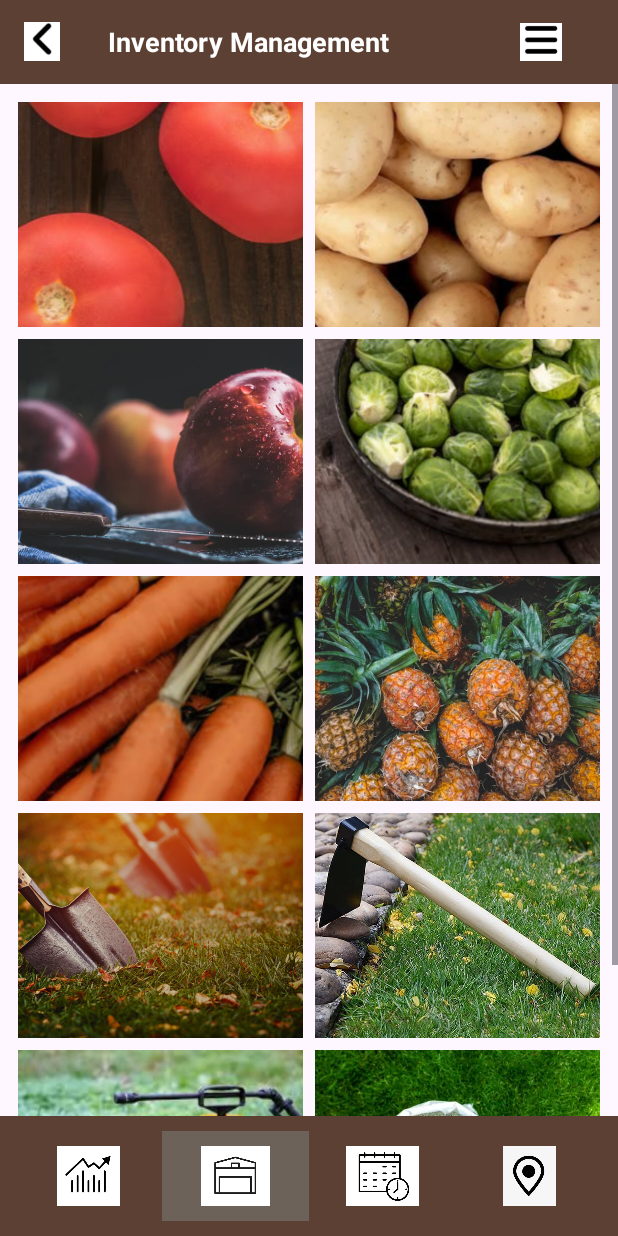
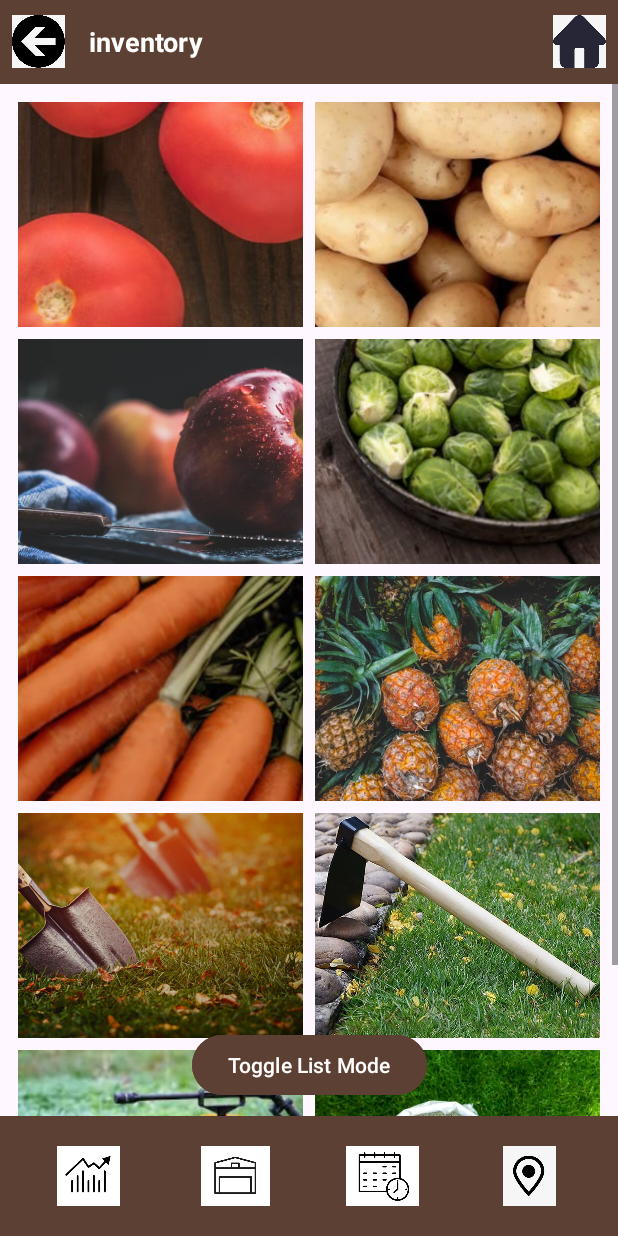
Before and after one commit to lucas-xu51/Orchard_management_system, an Android app: the Inventory_Management screen opened directly, with no data from a screen before it, on a phone screen of 412 x 824 dp. Run offline under Robolectric (Android 15) with nearby library versions, the phone set to English and light mode, and no system bars.

Commit message:
map_modify4

```diff
--- a/app/src/main/java/com/example/orchardmanagementsystem/Inventory_Management.java
+++ b/app/src/main/java/com/example/orchardmanagementsystem/Inventory_Management.java
@@ -2,6 +2,8 @@ package com.example.orchardmanagementsystem;
 
 import android.content.Intent;
 import android.os.Bundle;
+import android.widget.Button;
+import android.widget.ImageButton;
 import android.widget.ImageView;
 
 import androidx.activity.EdgeToEdge;
@@ -32,11 +34,19 @@ public class Inventory_Management extends AppCompatActivity {
         // 初始化默认数据
         initializeDefaultQuantities();
 
-        // 绑定 menu 图片的点击事件
-        ImageView menuImageView = findViewById(R.id.menu);
-        menuImageView.setOnClickListener(v -> {
+        // 绑定 toggleListMode 按钮的点击事件
+        Button toggleListModeButton = findViewById(R.id.menu);
+        toggleListModeButton.setOnClickListener(v -> {
+            // 启动新的 Activity（inventory_screen2）
             Intent intent = new Intent(Inventory_Management.this, inventory_screen2.class);
             startActivity(intent);
+        });
+
+        ImageButton menuButton = findViewById(R.id.menuButton);
+        menuButton.setOnClickListener(v -> {
+            Intent intent = new Intent(Inventory_Management.this, mainActivity.class);
+            startActivity(intent);
+            finish(); // Optional: Close current activity after starting MainActivity
         });
 
         // 为每个作物设置点击事件
@@ -52,7 +62,7 @@ public class Inventory_Management extends AppCompatActivity {
         setCropClickListener(R.id.Pesticides, "Pesticide");
 
         // 设置返回按钮
-        ImageView backButton = findViewById(R.id.imageView2);
+        ImageButton backButton = findViewById(R.id.backButton);
         backButton.setOnClickListener(v -> finish());
 
     }
--- a/app/src/main/res/layout/activity_inventory_management.xml
+++ b/app/src/main/res/layout/activity_inventory_management.xml
@@ -11,36 +11,48 @@
         android:id="@+id/topBar"
         android:layout_width="match_parent"
         android:layout_height="56dp"
+        android:orientation="horizontal"
         android:background="#5C4033"
         android:gravity="center_vertical"
-        android:orientation="horizontal"
         app:layout_constraintTop_toTopOf="parent">
 
-        <ImageView
-            android:id="@+id/imageView2"
-            android:layout_width="wrap_content"
-            android:layout_height="26dp"
-            app:srcCompat="@drawable/arrow2" />
+        <ImageButton
+            android:id="@+id/backButton"
+            android:layout_width="35dp"
+            android:layout_height="38dp"
+            android:layout_marginStart="8dp"
+            android:background="?android:attr/selectableItemBackground"
+            android:contentDescription="Back"
+            android:scaleType="fitCenter"
+            android:src="@drawable/icon_back" />
 
         <TextView
             android:id="@+id/topBarTitle"
-            android:layout_width="223dp"
+            android:layout_width="wrap_content"
+            android:layout_height="wrap_content"
+            android:layout_marginStart="16dp"
+            android:text="inventory"
+            android:textSize="18sp"
+            android:textColor="#FFFFFF"
+            android:textStyle="bold" />
+
+        <TextView
+            android:id="@+id/topBarTitle1"
+            android:layout_width="0dp"
             android:layout_height="wrap_content"
             android:layout_marginStart="16dp"
             android:layout_weight="1"
-            android:text="Inventory Management"
-            android:textColor="#FFFFFF"
-            android:textSize="18sp"
-            android:textStyle="bold" />
+            android:textSize="18sp"/>
 
-
-        <ImageView
-            android:id="@+id/menu"
-            android:layout_width="88dp"
-            android:layout_height="25dp"
-            android:layout_weight="1"
-            app:srcCompat="@drawable/menu" />
-
+        <ImageButton
+            android:id="@+id/menuButton"
+            android:layout_width="35dp"
+            android:layout_height="35dp"
+            android:layout_marginEnd="8dp"
+            android:background="?android:attr/selectableItemBackground"
+            android:contentDescription="Menu"
+            android:src="@drawable/icon_home"
+            android:scaleType="fitCenter" />
     </LinearLayout>
 
 
@@ -175,6 +187,20 @@
         </GridLayout>
     </ScrollView>
 
+    <Button
+        android:id="@+id/menu"
+        android:layout_width="wrap_content"
+        android:layout_height="wrap_content"
+        android:layout_marginBottom="10dp"
+        android:backgroundTint="#5C4033"
+        android:text="Toggle List Mode"
+        android:textColor="#FFFFFF"
+        android:elevation="8dp"
+        app:layout_constraintBottom_toTopOf="@id/bottomNavBar"
+        app:layout_constraintStart_toStartOf="parent"
+        app:layout_constraintEnd_toEndOf="parent" />
+
+
     <LinearLayout
         android:id="@+id/bottomNavBar"
         android:layout_width="match_parent"
@@ -201,7 +227,7 @@
             android:layout_width="0dp"
             android:layout_height="60dp"
             android:layout_weight="1"
-            android:background="#6D625A"
+            android:background="?android:attr/selectableItemBackground"
             android:contentDescription="Inventory"
             android:padding="10dp"
             android:scaleType="fitCenter"
```
Also changed, not shown: app/src/main/java/com/example/orchardmanagementsystem/LocationFarmActivity.java (+15 -2 lines), app/src/main/java/com/example/orchardmanagementsystem/inventory_screen2.java (+9 -1 lines), app/src/main/java/com/example/orchardmanagementsystem/inventory_seed.java (+9 -1 lines), app/src/main/java/com/example/orchardmanagementsystem/inventory_update.java (+9 -3 lines), app/src/main/res/layout/activity_inventory_screen2.xml (+33 -12 lines), app/src/main/res/layout/activity_inventory_seed.xml (+31 -8 lines), app/src/main/res/layout/activity_inventory_update.xml (+31 -10 lines).
